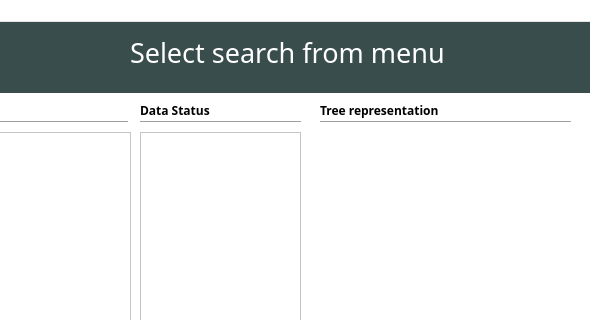
This is Clases/gui/MainWindow.ui in DonAurelio/ia-search-algorithms as Qt 5 draws it before an edit; both pictures show x 410 to 1000 and y 0 to 320 of the 1000 by 600 pixel window. The edited form follows.
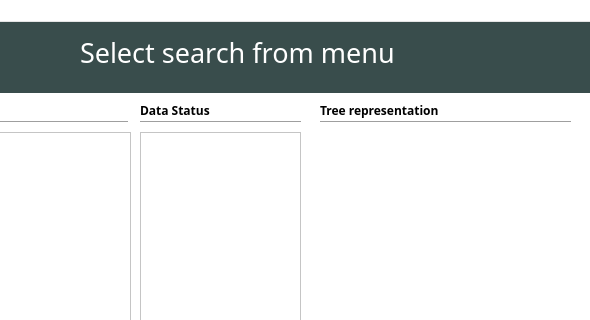
This is the edited form.

```diff
--- a/Clases/gui/MainWindow.ui
+++ b/Clases/gui/MainWindow.ui
@@ -225,9 +225,9 @@
     <widget class="QLabel" name="labelSelectedSearch">
      <property name="geometry">
       <rect>
-       <x>540</x>
+       <x>490</x>
        <y>10</y>
-       <width>331</width>
+       <width>391</width>
        <height>41</height>
       </rect>
      </property>
```
Left out of the diff: 2 changed lines with no effect on the pictures.
